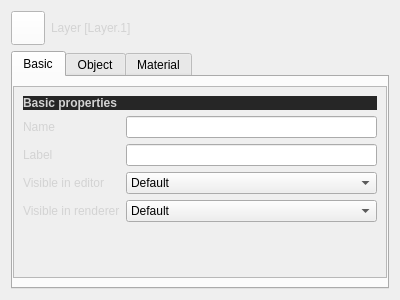
Qt form QChromosome/layerattributes.ui (Michalaq/ChromosomeVisualizer) before a commit.
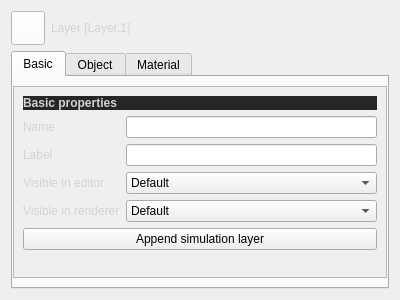
The same form after that commit. Icons and pictures are not drawn. Custom widgets are drawn as their Qt base class.

Commit message: Implemented layers concateniation

```diff
--- a/QChromosome/layerattributes.ui
+++ b/QChromosome/layerattributes.ui
@@ -82,9 +82,9 @@
           <property name="geometry">
            <rect>
             <x>0</x>
-            <y>0</y>
-            <width>376</width>
-            <height>187</height>
+            <y>-33</y>
+            <width>362</width>
+            <height>220</height>
            </rect>
           </property>
           <layout class="QVBoxLayout" name="verticalLayout">
@@ -174,6 +174,13 @@
              </item>
             </layout>
            </item>
+           <item>
+            <widget class="QPushButton" name="pushButton_2">
+             <property name="text">
+              <string>Append simulation layer</string>
+             </property>
+            </widget>
+           </item>
            <item>
             <spacer name="verticalSpacer">
              <property name="orientation">
```
Left out of the diff: 7 changed lines with no effect on the pictures. The commit also changes 6 other files.
